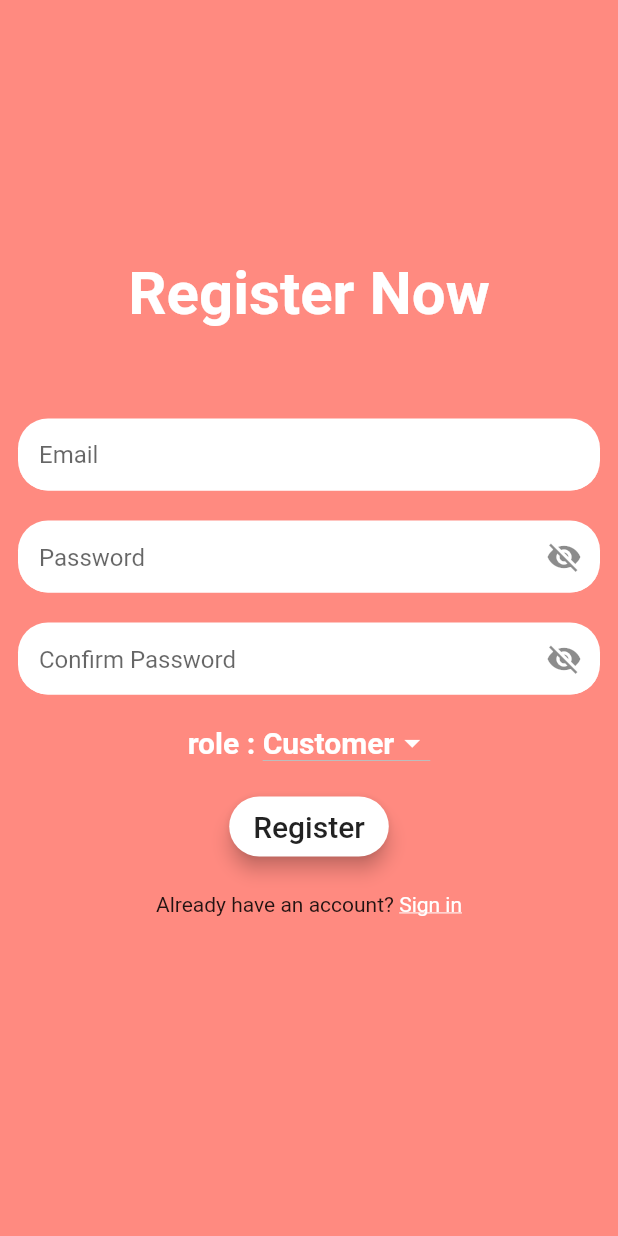
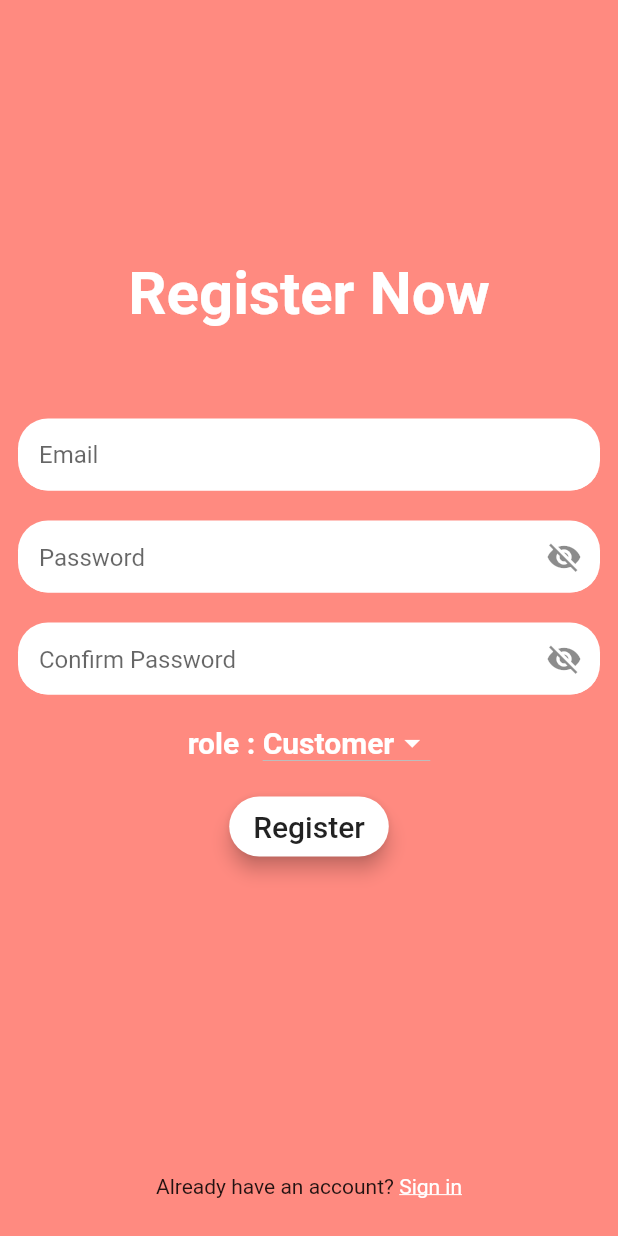
Before and after one commit to MaxGalenko/Bite_Buddy, a Flutter app: the screen it shows after launch, after a tap on "Sign up", on a phone screen of 412 x 824 dp. Run offline on Flutter 3.47's test engine with Material 2 defaults, Android fonts, the phone set to English and light mode, and no system bars; our stand-ins replace cloud_firestore, firebase_auth, firebase_core, firebase_database; accounts and stored records are empty.

Commit message:
Sign up and sign in lines at the bottom of screen

```diff
--- a/bite_buddy/lib/login.dart
+++ b/bite_buddy/lib/login.dart
@@ -23,13 +23,13 @@ class _LoginPageState extends State<LoginPage> {
   @override
   Widget build(BuildContext context) {
     return Scaffold(
+      backgroundColor: Colors.redAccent.shade100,
       body: SingleChildScrollView(
         child: Column(
           children: <Widget>[
             Container(
-              color: Colors.redAccent.shade100,
               width: MediaQuery.of(context).size.width,
-              height: MediaQuery.of(context).size.height,
+              height: MediaQuery.of(context).size.height * 0.95,
               child: Center(
                 child: Container(
                   margin: EdgeInsets.all(12),
@@ -171,6 +171,12 @@ class _LoginPageState extends State<LoginPage> {
                                 child: CircularProgressIndicator(
                               color: Colors.white,
                             ))),
+                      ],
+                    ),
+                  ),
+                ),
+              ),
+            ),
             Container(
                 child: Align(
                   alignment: Alignment.bottomCenter,
@@ -198,12 +204,6 @@ class _LoginPageState extends State<LoginPage> {
                     ],
                   ),
                 )),
-                      ],
-                    ),
-                  ),
-                ),
-              ),
-            ),
           ],
         ),
       ),
--- a/bite_buddy/lib/register.dart
+++ b/bite_buddy/lib/register.dart
@@ -38,13 +38,13 @@ class _RegisterState extends State<Register> {
   @override
   Widget build(BuildContext context) {
     return Scaffold(
+      backgroundColor: Colors.redAccent.shade100,
       body: SingleChildScrollView(
         child: Column(
           children: <Widget>[
             Container(
-              color: Colors.redAccent.shade100,
               width: MediaQuery.of(context).size.width,
-              height: MediaQuery.of(context).size.height,
+              height: MediaQuery.of(context).size.height * 0.95,
               child: SingleChildScrollView(
                 child: Container(
                   margin: EdgeInsets.all(12),
@@ -259,6 +259,12 @@ class _RegisterState extends State<Register> {
                         SizedBox(
                           height: 20,
                         ),
+                      ],
+                    ),
+                  ),
+                ),
+              ),
+            ),
             Container(
                 child: Align(
                   alignment: Alignment.bottomCenter,
@@ -289,12 +295,6 @@ class _RegisterState extends State<Register> {
           ],
         ),
       ),
-                ),
-              ),
-            ),
-          ],
-        ),
-      ),
     );
   }
 
```
Lines whose indentation alone changed are shown as unchanged.
